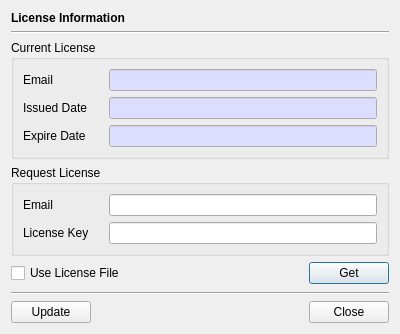
This is CertMan/lcn_info_dlg.ui in jykim74/CertMan as Qt 5 draws it before an edit. The edited form follows.
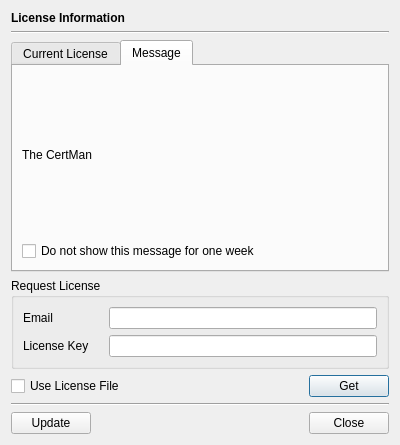
This is the edited form.

Patch:
```diff
--- a/CertMan/lcn_info_dlg.ui
+++ b/CertMan/lcn_info_dlg.ui
@@ -7,7 +7,7 @@
     <x>0</x>
     <y>0</y>
     <width>400</width>
-    <height>334</height>
+    <height>445</height>
    </rect>
   </property>
   <property name="windowTitle">
@@ -34,9 +34,19 @@
     </widget>
    </item>
    <item>
-    <widget class="QGroupBox" name="mCurGroup">
-     <property name="title">
+    <widget class="QTabWidget" name="tabWidget">
+     <property name="currentIndex">
+      <number>1</number>
+     </property>
+     <widget class="QWidget" name="mCurLCNTab">
+      <attribute name="title">
       <string>Current License</string>
+      </attribute>
+      <layout class="QVBoxLayout" name="verticalLayout_3">
+       <item>
+        <widget class="QGroupBox" name="mCurGroup">
+         <property name="title">
+          <string/>
      </property>
      <layout class="QGridLayout" name="gridLayout_4">
       <item row="1" column="0">
@@ -201,6 +211,31 @@
      </layout>
     </widget>
    </item>
+      </layout>
+     </widget>
+     <widget class="QWidget" name="mMessageTab">
+      <attribute name="title">
+       <string>Message</string>
+      </attribute>
+      <layout class="QVBoxLayout" name="verticalLayout_2">
+       <item>
+        <widget class="QLabel" name="mMessabeLabel">
+         <property name="text">
+          <string>The CertMan </string>
+         </property>
+        </widget>
+       </item>
+       <item>
+        <widget class="QCheckBox" name="mStopWarnCheck">
+         <property name="text">
+          <string>Do not show this message for one week</string>
+         </property>
+        </widget>
+       </item>
+      </layout>
+     </widget>
+    </widget>
+   </item>
    <item>
     <widget class="QGroupBox" name="mReqGroup">
      <property name="title">
@@ -267,19 +302,6 @@
      </item>
     </layout>
    </item>
-   <item>
-    <spacer name="verticalSpacer">
-     <property name="orientation">
-      <enum>Qt::Vertical</enum>
-     </property>
-     <property name="sizeHint" stdset="0">
-      <size>
-       <width>20</width>
-       <height>40</height>
-      </size>
-     </property>
-    </spacer>
-   </item>
    <item>
     <widget class="Line" name="line_2">
      <property name="orientation">
```
Lines whose indentation alone changed are shown as unchanged.
